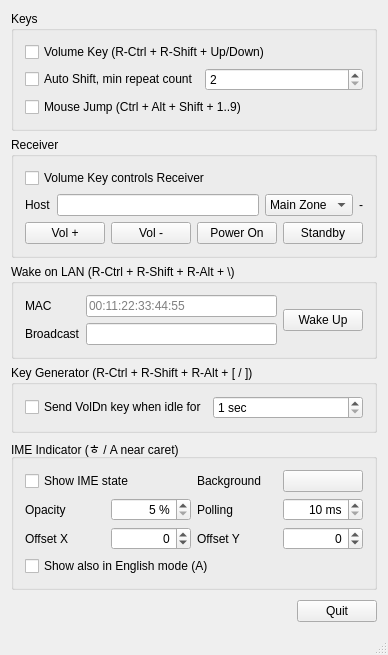
Before: the Qt Designer form src/WinKeyUtil/WndMain.ui in whpark/WinKeyUtil, drawn with Qt 5.
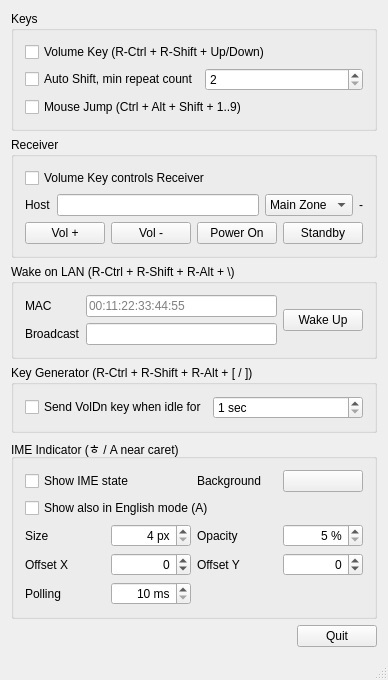
After: the same form once the commit is applied. Icons and pictures are not drawn.

Diff of the .ui file:
```diff
--- a/src/WinKeyUtil/WndMain.ui
+++ b/src/WinKeyUtil/WndMain.ui
@@ -226,13 +226,36 @@
          </property>
         </widget>
        </item>
-       <item row="3" column="0" colspan="4">
+       <item row="1" column="0" colspan="4">
         <widget class="QCheckBox" name="chkImeShowEnglish">
          <property name="text">
           <string>Show also in English mode (A)</string>
          </property>
         </widget>
        </item>
+       <item row="2" column="0">
+        <widget class="QLabel" name="lblImeSize">
+         <property name="text">
+          <string>Size</string>
+         </property>
+        </widget>
+       </item>
+       <item row="2" column="1">
+        <widget class="QSpinBox" name="spinImeSize">
+         <property name="alignment">
+          <set>Qt::AlignmentFlag::AlignRight|Qt::AlignmentFlag::AlignTrailing|Qt::AlignmentFlag::AlignVCenter</set>
+         </property>
+         <property name="suffix">
+          <string> px</string>
+         </property>
+         <property name="minimum">
+          <number>4</number>
+         </property>
+         <property name="maximum">
+          <number>32</number>
+         </property>
+        </widget>
+       </item>
        <item row="0" column="2">
         <widget class="QLabel" name="lblImeColor">
          <property name="text">
@@ -243,14 +266,14 @@
        <item row="0" column="3">
         <widget class="QPushButton" name="btnImeColor"/>
        </item>
-       <item row="1" column="0">
+       <item row="2" column="2">
         <widget class="QLabel" name="lblImeOpacity">
          <property name="text">
           <string>Opacity</string>
          </property>
         </widget>
        </item>
-       <item row="1" column="1">
+       <item row="2" column="3">
         <widget class="QSpinBox" name="spinImeOpacity">
          <property name="alignment">
           <set>Qt::AlignmentFlag::AlignRight|Qt::AlignmentFlag::AlignTrailing|Qt::AlignmentFlag::AlignVCenter</set>
@@ -269,14 +292,14 @@
          </property>
         </widget>
        </item>
-       <item row="1" column="2">
+       <item row="4" column="0">
         <widget class="QLabel" name="lblImeInterval">
          <property name="text">
           <string>Polling</string>
          </property>
         </widget>
        </item>
-       <item row="1" column="3">
+       <item row="4" column="1">
         <widget class="QSpinBox" name="spinImeInterval">
          <property name="alignment">
           <set>Qt::AlignmentFlag::AlignRight|Qt::AlignmentFlag::AlignTrailing|Qt::AlignmentFlag::AlignVCenter</set>
@@ -295,14 +318,14 @@
          </property>
         </widget>
        </item>
-       <item row="2" column="0">
+       <item row="3" column="0">
         <widget class="QLabel" name="lblImeX">
          <property name="text">
           <string>Offset X</string>
          </property>
         </widget>
        </item>
-       <item row="2" column="1">
+       <item row="3" column="1">
         <widget class="QSpinBox" name="spinImeX">
          <property name="alignment">
           <set>Qt::AlignmentFlag::AlignRight|Qt::AlignmentFlag::AlignTrailing|Qt::AlignmentFlag::AlignVCenter</set>
@@ -315,14 +338,14 @@
          </property>
         </widget>
        </item>
-       <item row="2" column="2">
+       <item row="3" column="2">
         <widget class="QLabel" name="lblImeY">
          <property name="text">
           <string>Offset Y</string>
          </property>
         </widget>
        </item>
-       <item row="2" column="3">
+       <item row="3" column="3">
         <widget class="QSpinBox" name="spinImeY">
          <property name="alignment">
           <set>Qt::AlignmentFlag::AlignRight|Qt::AlignmentFlag::AlignTrailing|Qt::AlignmentFlag::AlignVCenter</set>
```
Left out of the diff: 27 changed lines with no effect on the pictures.
